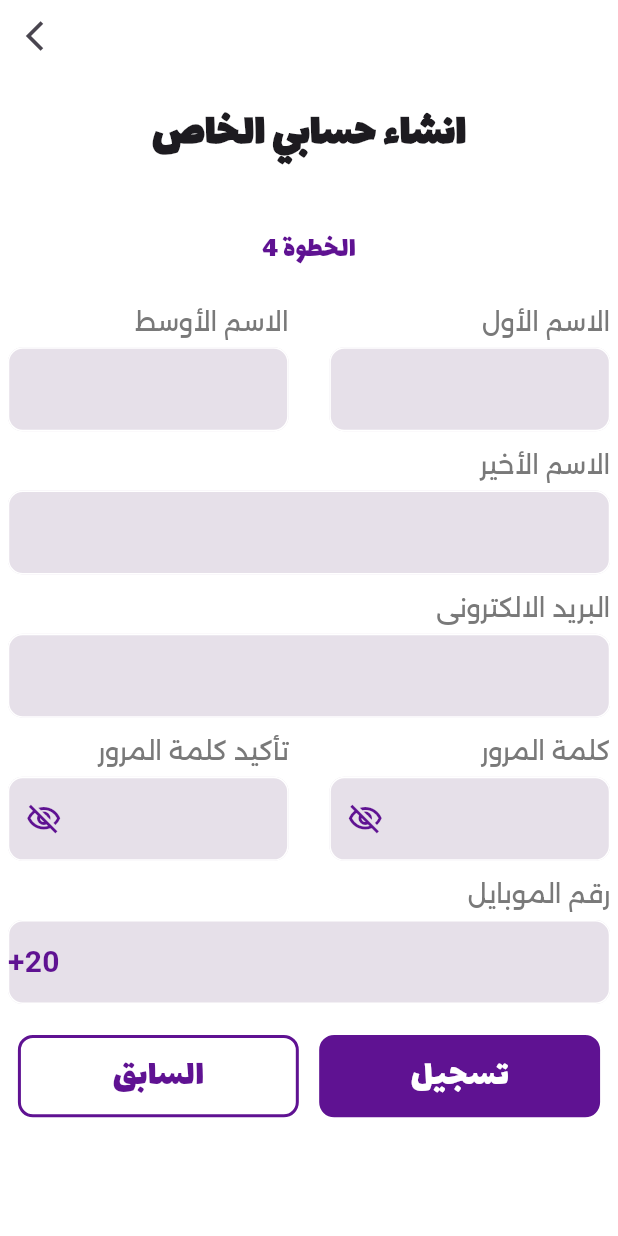
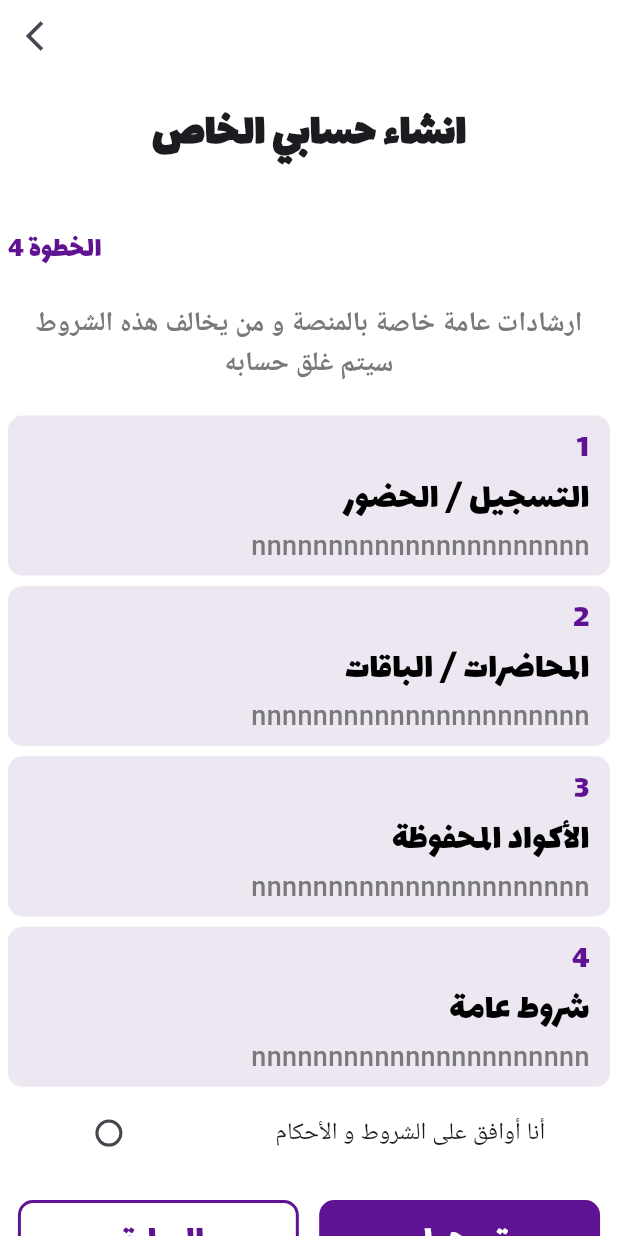
Before and after one commit to Mo-spac/education_app, a Flutter app: the CreateAccountPage screen opened by its route, swiped to page 4, on a phone screen of 412 x 824 dp. Run offline on Flutter 3.47's test engine with Material 3 defaults, Android fonts, the phone set to English and light mode, and no system bars; our stand-ins replace bloc, flutter_bloc.

Commit message:
Refactor step 4 in Create Account Page & install flutter_staggered_grid_view package

```diff
--- /dev/null
+++ b/lib/constens/my_text.dart
@@ -0,0 +1,20 @@
+class MyText {
+  static const List<List<String>> registerTexts = [
+    [
+      "التسجيل / الحضور",
+      "nnnnnnnnnnnnnnnnnnnnnn",
+    ],
+    [
+      "المحاضرات / الباقات",
+      "nnnnnnnnnnnnnnnnnnnnnn",
+    ],
+    [
+      "الأكواد المحفوظة",
+      "nnnnnnnnnnnnnnnnnnnnnn",
+    ],
+    [
+      "شروط عامة",
+      "nnnnnnnnnnnnnnnnnnnnnn",
+    ],
+  ];
+}
--- a/lib/presenttion/screens/auth/create_account_page.dart
+++ b/lib/presenttion/screens/auth/create_account_page.dart
@@ -55,8 +55,7 @@ class CreateAccountPage extends StatelessWidget {
               ),
               Expanded(
                 child: PageView.builder(
-                  itemBuilder: (context, index) => SingleChildScrollView(
-                    child: Column(
+                  itemBuilder: (context, index) => ListView(
                     children: [
                       SizedBox(
                         height: MediaQuery.of(context).size.height / 40,
@@ -90,8 +89,10 @@ class CreateAccountPage extends StatelessWidget {
                           ),
                         ],
                       ),
+                      SizedBox(
+                        height: MediaQuery.of(context).size.height / 20,
+                      ),
                     ],
-                    ),
                   ),
                   itemCount: 4,
                 ),
--- /dev/null
+++ b/lib/presenttion/widgets/auth/create_account/condition_container.dart
@@ -0,0 +1,64 @@
+import 'package:education_app/constens/my_colors.dart';
+import 'package:flutter/material.dart';
+
+class ConditionContainer extends StatelessWidget {
+  const ConditionContainer({
+    super.key,
+    required this.index,
+    required this.title,
+    required this.subTitle,
+  });
+
+  final int index;
+  final String title, subTitle;
+
+  @override
+  Widget build(BuildContext context) {
+    return Container(
+      margin: EdgeInsets.only(bottom: MediaQuery.of(context).size.height / 120),
+      padding: EdgeInsets.symmetric(
+        horizontal: MediaQuery.of(context).size.width / 30,
+        vertical: MediaQuery.of(context).size.height / 120,
+      ),
+      // height: 100,
+      decoration: BoxDecoration(
+        color: MyColors.myGrey,
+        borderRadius: BorderRadius.circular(10),
+      ),
+      constraints: BoxConstraints(
+        maxHeight: MediaQuery.of(context).size.height,
+      ),
+      child: Column(
+        textDirection: TextDirection.rtl,
+        mainAxisSize: MainAxisSize.min,
+        crossAxisAlignment: CrossAxisAlignment.start,
+        children: [
+          Text(
+            (index + 1).toString(),
+            style: TextStyle(
+              fontFamily: "title",
+              fontSize: 22,
+              color: MyColors.myPurple,
+            ),
+          ),
+          Text(
+            title,
+            style: TextStyle(
+              fontFamily: "title",
+              fontSize: 25,
+              color: Colors.black,
+            ),
+          ),
+          Text(
+            subTitle,
+            style: TextStyle(
+              fontSize: 18,
+              fontWeight: FontWeight.w500,
+              color: MyColors.myDeepGrey,
+            ),
+          )
+        ],
+      ),
+    );
+  }
+}
--- a/lib/presenttion/widgets/auth/create_account/create_p4.dart
+++ b/lib/presenttion/widgets/auth/create_account/create_p4.dart
@@ -1,5 +1,9 @@
+import 'package:education_app/constens/my_colors.dart';
+import 'package:education_app/constens/my_text.dart';
+import 'package:education_app/presenttion/widgets/auth/create_account/condition_container.dart';
 import 'package:education_app/presenttion/widgets/auth/text_form_field_auth.dart';
 import 'package:flutter/material.dart';
+import 'package:flutter_staggered_grid_view/flutter_staggered_grid_view.dart';
 
 class CreateP4 extends StatelessWidget {
   const CreateP4({super.key});
@@ -8,72 +12,49 @@ class CreateP4 extends StatelessWidget {
   Widget build(BuildContext context) {
     return Column(
       children: [
-        Row(
-          mainAxisAlignment: MainAxisAlignment.spaceBetween,
-          textDirection: TextDirection.rtl,
-          children: [
-            TextFormFieldAuth(
-              title: "الاسم الأول",
-              type: "First Name",
-              isLast: false,
-              size: MediaQuery.of(context).size.width / 2.2,
-            ),
-            TextFormFieldAuth(
-              title: "الاسم الأوسط",
-              type: "Second Name",
-              isLast: false,
-              size: MediaQuery.of(context).size.width / 2.2,
-            ),
-          ],
+        Text(
+          "ارشادات عامة خاصة بالمنصة و من يخالف هذه الشروط سيتم غلق حسابه",
+          textAlign: TextAlign.center,
+          style: TextStyle(
+            fontSize: 18,
+            fontWeight: FontWeight.bold,
+            color: MyColors.myDeepGrey,
+          ),
         ),
         SizedBox(
-          height: MediaQuery.of(context).size.height / 80,
+          height: MediaQuery.of(context).size.height / 40,
         ),
-        TextFormFieldAuth(
-          title: "الاسم الأخير",
-          type: "Last Name",
-          isLast: false,
-          size: MediaQuery.of(context).size.width,
-        ),
-        SizedBox(
-          height: MediaQuery.of(context).size.height / 80,
-        ),
-        TextFormFieldAuth(
-          title: "البريد الالكترونى",
-          type: "email",
-          isLast: false,
-          size: MediaQuery.of(context).size.width,
-        ),
-        SizedBox(
-          height: MediaQuery.of(context).size.height / 80,
+        MasonryGridView.count(
+          shrinkWrap: true,
+          physics: NeverScrollableScrollPhysics(),
+          crossAxisCount: 1,
+          itemCount: 4,
+          itemBuilder: (context, index) {
+            return ConditionContainer(
+              index: index,
+              title: MyText.registerTexts[index][0],
+              subTitle: MyText.registerTexts[index][1],
+            );
+          },
         ),
         Row(
-          mainAxisAlignment: MainAxisAlignment.spaceBetween,
           textDirection: TextDirection.rtl,
+          mainAxisAlignment: MainAxisAlignment.spaceAround,
           children: [
-            TextFormFieldAuth(
-              title: "كلمة المرور",
-              type: "pass",
-              isLast: false,
-              size: MediaQuery.of(context).size.width / 2.2,
+            Text(
+              "أنا أوافق على الشروط و الأحكام",
+              style: TextStyle(
+                fontSize: 16,
+              ),
             ),
-            TextFormFieldAuth(
-              title: "تأكيد كلمة المرور",
-              type: "pass",
-              isLast: false,
-              size: MediaQuery.of(context).size.width / 2.2,
-            ),
+            Checkbox(
+              value: false,
+              onChanged: (value) {},
+              shape: CircleBorder(),
+              activeColor: MyColors.myPurple,
+            )
           ],
-        ),
-        SizedBox(
-          height: MediaQuery.of(context).size.height / 80,
-        ),
-        TextFormFieldAuth(
-          title: "رقم الموبايل",
-          type: "phone",
-          isLast: false,
-          size: MediaQuery.of(context).size.width,
-        ),
+        )
       ],
     );
   }
--- a/pubspec.yaml
+++ b/pubspec.yaml
@@ -32,6 +32,7 @@ dependencies:
   flutter:
     sdk: flutter
   flutter_bloc: ^8.1.6
+  flutter_staggered_grid_view: ^0.7.0
 
 dev_dependencies:
   flutter_lints: ^4.0.0
```
Also changed, not shown: pubspec.lock. Lines whose indentation alone changed are shown as unchanged.
